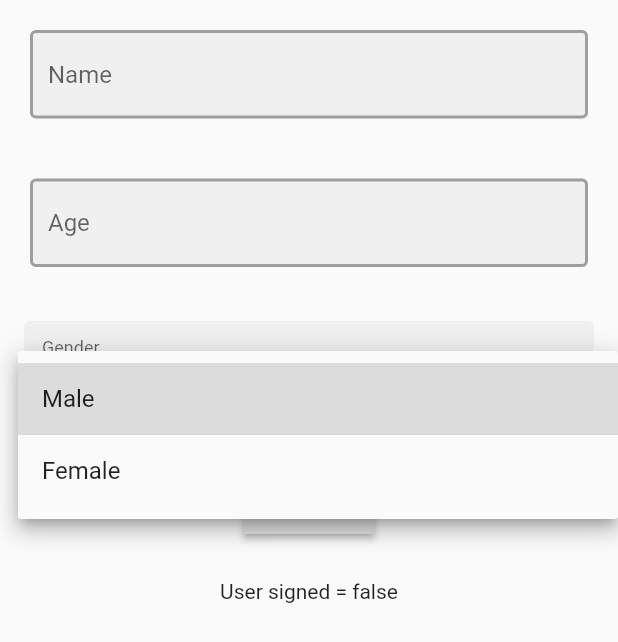
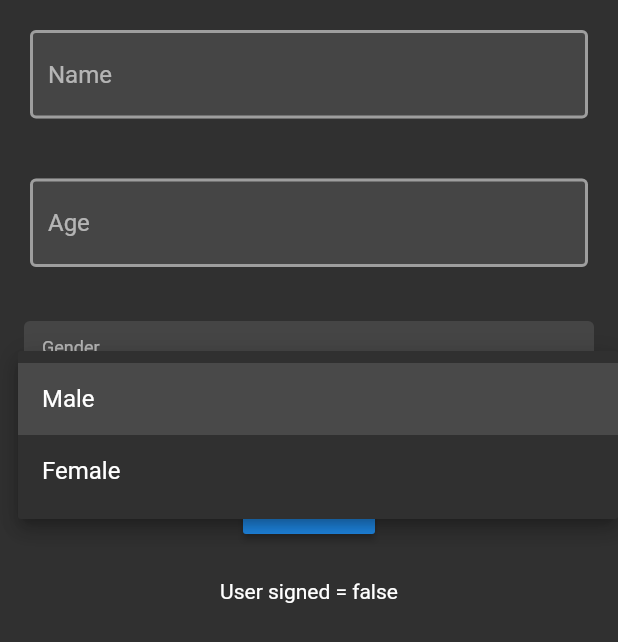
Before and after one commit to gauthamns/biohack20, a Flutter app: the screen it shows after launch, after a tap on "Please choose one", on a phone screen of 412 x 824 dp. Shown: the top 642 px of the screen. Run offline on Flutter 3.47's test engine with Material 2 defaults, Android fonts, the phone set to English and light mode, and no system bars; drawn by our look-alikes of dropdown_formfield; our stand-ins replace flutter_svg, shared_preferences; accounts and stored records are empty.

Commit message:
Added Dashboard page, defined modules and a way to store and retrieve subscribed modules.

```diff
--- a/lib/app/dashboard/dashboard_page.dart
+++ b/lib/app/dashboard/dashboard_page.dart
@@ -1,12 +1,41 @@
 import 'package:flutter/material.dart';
+import 'package:hack20/app/modules/add_module_button.dart';
+import 'package:hack20/app/modules/small_module_widget.dart';
+import 'package:hack20/config/prefs.dart';
+import 'package:hack20/data/all_modules.dart';
+import 'package:hack20/data/module.dart';
 
 class DashboardPage extends StatelessWidget {
   @override
   Widget build(BuildContext context) {
+    // Get all the modules user has subscribed to.
+    List<Module> subscribedModules = getSubscribedModules();
+
+    List<Widget> gridWidgets = List();
+    if (subscribedModules != null) {
+      subscribedModules.forEach((Module module) {
+        // Add to the list.
+        gridWidgets.add(SmallModuleWidget(module));
+      });
+    }
+
+    gridWidgets.add(AddModuleButton());
+
     return Container(
-      child: Center(
-        child: Text("Dashboard"),
-      ),
+      padding: EdgeInsets.all(16.0),
+      child: GridView.count(crossAxisCount: 2, children: gridWidgets),
     );
   }
+
+  List<Module> getSubscribedModules() {
+    List<Module> modules = List();
+    List<String> subscribedModuleIDs = Prefs.instance.getSubscribedModules();
+    if (subscribedModuleIDs != null) {
+      subscribedModuleIDs.forEach((moduleID) {
+        modules.add(allModules[moduleID]);
+      });
+    }
+
+    return modules;
+  }
 }
--- /dev/null
+++ b/lib/app/modules/add_module_button.dart
@@ -0,0 +1,69 @@
+import 'package:flutter/material.dart';
+import 'package:flutter_svg/svg.dart';
+
+class AddModuleButton extends StatelessWidget {
+  @override
+  Widget build(BuildContext context) {
+    return Container(
+        width: 160,
+        height: 160,
+        child: Stack(children: <Widget>[
+          Positioned(
+              top: 0,
+              left: 0,
+              child: Container(
+                  width: 160,
+                  height: 160,
+                  decoration: BoxDecoration(
+                    borderRadius: BorderRadius.only(
+                      topLeft: Radius.circular(12),
+                      topRight: Radius.circular(12),
+                      bottomLeft: Radius.circular(12),
+                      bottomRight: Radius.circular(12),
+                    ),
+                    boxShadow: [
+                      BoxShadow(
+                          color: Color.fromRGBO(0, 0, 0, 0.1599999964237213),
+                          offset: Offset(0, 8),
+                          blurRadius: 24)
+                    ],
+                    border: Border.all(
+                      color: Color.fromRGBO(93, 93, 93, 1),
+                      width: 1,
+                    ),
+                  ))),
+          Positioned(
+              top: 56,
+              left: 68,
+              child: Container(
+                  width: 24,
+                  height: 24,
+                  decoration: BoxDecoration(
+                    color: Color.fromRGBO(255, 255, 255, 1),
+                  ),
+                  child: Stack(children: <Widget>[
+                    Positioned(
+                      top: 2,
+                      left: 2,
+                      child: SvgPicture.asset('assets/images/addmodule.svg',
+                          semanticsLabel: 'vector'),
+                    ),
+                  ]))),
+          Positioned(
+              top: 83,
+              left: 41,
+              child: Text(
+                'Add module',
+                textAlign: TextAlign.left,
+                style: TextStyle(
+                    color: Color.fromRGBO(130, 130, 130, 1),
+                    fontFamily: 'Rajdhani',
+                    fontSize: 16,
+                    letterSpacing:
+                        0 /*percentages not used in flutter. defaulting to zero*/,
+                    fontWeight: FontWeight.normal,
+                    height: 1),
+              )),
+        ]));
+  }
+}
--- a/lib/main.dart
+++ b/lib/main.dart
@@ -1,4 +1,5 @@
 import 'package:flutter/material.dart';
+import 'package:flutter/rendering.dart';
 import 'package:hack20/app/dashboard/main_page.dart';
 import 'package:hack20/screens/user_info.dart';
 
@@ -30,6 +31,7 @@ class MyApp extends StatelessWidget {
         // the app on. For desktop platforms, the controls will be smaller and
         // closer together (more dense) than on mobile platforms.
         visualDensity: VisualDensity.adaptivePlatformDensity,
+        brightness: Brightness.dark,
       ),
       home: MainPage(),
       //home: MyHomePage(title: 'BioHack!'),
--- a/pubspec.yaml
+++ b/pubspec.yaml
@@ -31,6 +31,7 @@ dependencies:
 
   shared_preferences: ^0.5.6
   dropdown_formfield: ^0.1.2
+  flutter_svg: ^0.18.0
 
 dev_dependencies:
   flutter_test:
@@ -41,6 +42,8 @@ dev_dependencies:
 
 # The following section is specific to Flutter.
 flutter:
+  assets:
+    - assets/images/addmodule.svg
 
   # The following line ensures that the Material Icons font is
   # included with your application, so that you can use the icons in
```
Also changed, not shown: lib/app/modules/small_module_widget.dart (added, +125 -0 lines), lib/config/prefs.dart (+19 -0 lines), lib/data/all_modules.dart (added, +14 -0 lines), lib/data/module.dart (added, +8 -0 lines), assets/images/addmodule.svg (added), pubspec.lock.
